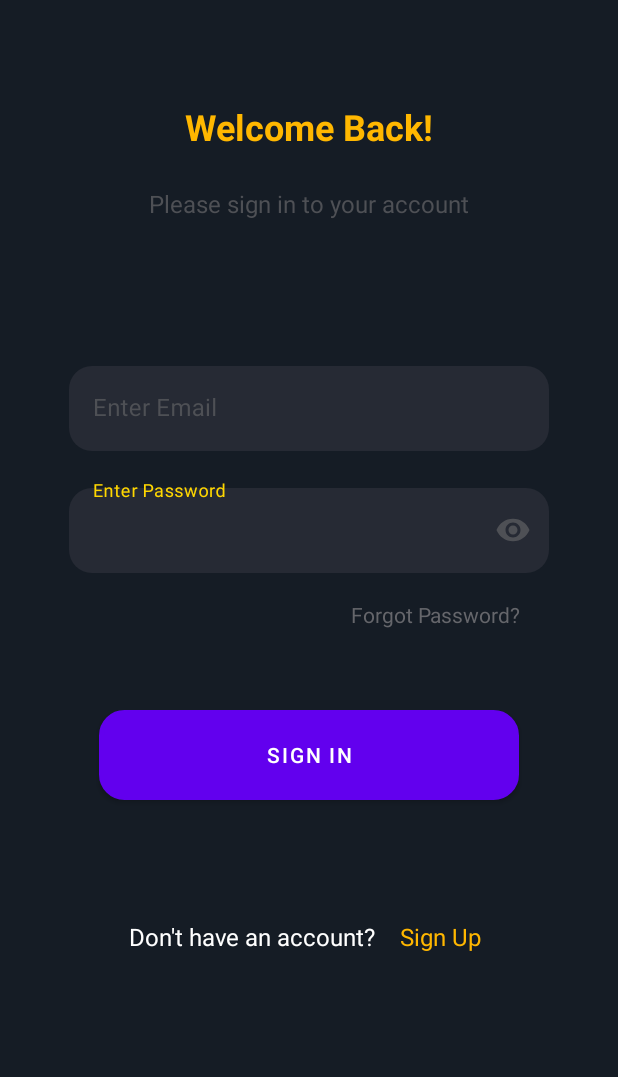
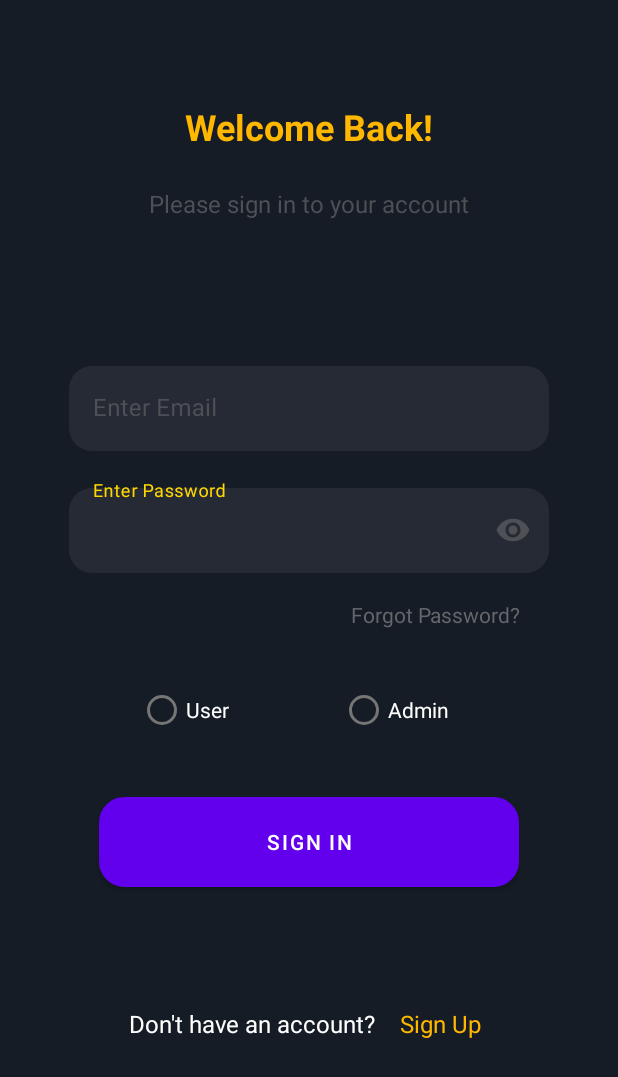
Before and after one commit to UnFameeee/Android-Movie-Application-FinalExam, an Android app: the LoginActivity screen opened directly, with no data from a screen before it, on a phone screen of 412 x 824 dp. Shown: the top 1077 px of the screen. Run offline under Robolectric (Android 15) with nearby library versions, the light colour scheme and no system bars; our stand-ins replace Firebase (no records; nobody signed in at launch, a user with empty details on screens opened directly); Roboto replaces fonts that are not available here.

Commit message:
push sau khi báo cáo
push sau khi báo cáo

```diff
--- a/Movie-Application/app/src/main/java/com/android/movie_application/ui/LoginActivity.java
+++ b/Movie-Application/app/src/main/java/com/android/movie_application/ui/LoginActivity.java
@@ -2,9 +2,11 @@ package com.android.movie_application.ui;
 
 import android.content.Intent;
 import android.os.Bundle;
+import android.util.Log;
 import android.util.Patterns;
 import android.view.View;
 import android.widget.EditText;
+import android.widget.RadioButton;
 import android.widget.Toast;
 
 import androidx.annotation.NonNull;
@@ -21,6 +23,7 @@ public class LoginActivity extends AppCompatActivity
 
     private EditText editTextLogin, editTextPass;
     private FirebaseAuth mAuth;
+    private RadioButton radioButtonAdmin, radioButtonUser;
     @Override
     protected void onCreate(Bundle savedInstanceState)
     {
@@ -30,6 +33,8 @@ public class LoginActivity extends AppCompatActivity
         mAuth = FirebaseAuth.getInstance();
         editTextLogin = (EditText) findViewById(R.id.etEmail);
         editTextPass = (EditText) findViewById(R.id.etPassword);
+        radioButtonAdmin = (RadioButton) findViewById(R.id.radioButtonAdmin);
+        radioButtonUser = (RadioButton) findViewById(R.id.radioButtonUser);
     }
 
     public void onClickRegister(View view)
@@ -40,9 +45,23 @@ public class LoginActivity extends AppCompatActivity
 
     public void login(View view)
     {
-        String email,pass;
+        String email,pass,role;
         email = editTextLogin.getText().toString().trim();
         pass = editTextPass.getText().toString().trim();
+        if (radioButtonUser.isChecked())
+        {
+            role = "user";
+        }
+        else if (radioButtonAdmin.isChecked())
+        {
+            role = "admin";
+        }
+        else
+        {
+            Toast.makeText(LoginActivity.this,"Role is empty",Toast.LENGTH_SHORT).show();
+            return;
+        }
+
         if (email.isEmpty())
         {
             editTextLogin.setError("Email is required!");
@@ -71,6 +90,7 @@ public class LoginActivity extends AppCompatActivity
 
                     Intent intent = new Intent(LoginActivity.this, MainActivity.class);
                     intent.putExtra("account",email);
+                    intent.putExtra("role",role);
                     startActivity(intent);
                 }
                 else
--- a/Movie-Application/app/src/main/java/com/android/movie_application/ui/RegisterActivity.java
+++ b/Movie-Application/app/src/main/java/com/android/movie_application/ui/RegisterActivity.java
@@ -108,7 +108,8 @@ public class RegisterActivity extends AppCompatActivity
                 if (task.isSuccessful())
                 {
                     String image = "https://firebasestorage.googleapis.com/v0/b/movie-app-270d9.appspot.com/o/user-photo%2Ffd14a484f8e558209f0c2a94bc36b855.png?alt=media&token=52b0f983-95ee-47f9-a65f-246006b99850";
-                    User user = new User(email, username, fname,lname,pass,image);
+                    String role = "user";
+                    User user = new User(email, username, fname,lname,pass,image,role);
                     FirebaseDatabase.getInstance().getReference("Users")
                     .child(FirebaseAuth.getInstance().getCurrentUser().getUid())
                             .setValue(user).addOnCompleteListener(new OnCompleteListener<Void>()
--- a/Movie-Application/app/src/main/res/layout/login_activity.xml
+++ b/Movie-Application/app/src/main/res/layout/login_activity.xml
@@ -9,6 +9,20 @@
     android:paddingLeft="32dp"
     android:paddingRight="32dp"
     tools:context=".ui.LoginActivity">
+
+    <RadioButton
+        android:id="@+id/radioButtonAdmin"
+        android:layout_width="wrap_content"
+        android:layout_height="wrap_content"
+        android:layout_marginStart="74dp"
+        android:layout_marginTop="24dp"
+        android:layout_marginEnd="83dp"
+        android:text="Admin"
+        android:textColor="@color/white"
+        app:layout_constraintEnd_toEndOf="parent"
+        app:layout_constraintHorizontal_bias="0.0"
+        app:layout_constraintStart_toEndOf="@+id/radioButtonUser"
+        app:layout_constraintTop_toBottomOf="@+id/textView" />
 
     <TextView
         android:id="@+id/textView3"
@@ -42,7 +56,7 @@
         android:id="@+id/btnLogin"
         android:layout_width="280dp"
         android:layout_height="60dp"
-        android:layout_marginTop="48dp"
+        android:layout_marginTop="34dp"
         android:background="@drawable/button_login_layout"
         android:backgroundTint="#FFB700"
         android:onClick="login"
@@ -50,7 +64,7 @@
         android:textColor="@color/white"
         app:layout_constraintEnd_toEndOf="parent"
         app:layout_constraintStart_toStartOf="parent"
-        app:layout_constraintTop_toBottomOf="@+id/textView" />
+        app:layout_constraintTop_toBottomOf="@+id/radioButtonUser" />
 
     <TextView
         android:id="@+id/textView5"
@@ -90,8 +104,7 @@
             android:hint="@string/enter_password"
             android:inputType="textPassword"
             android:textColor="#FFFFFF"
-            android:textCursorDrawable="@drawable/color_cursor"
-            />
+            android:textCursorDrawable="@drawable/color_cursor" />
     </com.google.android.material.textfield.TextInputLayout>
 
     <TextView
@@ -131,9 +144,8 @@
             android:background="@drawable/edittext_border"
             android:hint="Enter Email"
             android:textColor="#FFFFFF"
-            app:hintTextColor="#FFFFFF"
             android:textCursorDrawable="@drawable/color_cursor"
-            />
+            app:hintTextColor="#FFFFFF" />
 
     </com.google.android.material.textfield.TextInputLayout>
 
@@ -148,4 +160,15 @@
         app:layout_constraintEnd_toEndOf="parent"
         app:layout_constraintStart_toStartOf="parent"
         app:layout_constraintTop_toBottomOf="@+id/textView5" />
+
+    <RadioButton
+        android:id="@+id/radioButtonUser"
+        android:layout_width="wrap_content"
+        android:layout_height="wrap_content"
+        android:layout_marginStart="60dp"
+        android:layout_marginTop="24dp"
+        android:text="User"
+        android:textColor="@color/white"
+        app:layout_constraintStart_toStartOf="parent"
+        app:layout_constraintTop_toBottomOf="@+id/textView" />
 </androidx.constraintlayout.widget.ConstraintLayout>
```
Also changed, not shown: Movie-Application/app/src/main/java/com/android/movie_application/fragment/SettingFragment.java (+31 -0 lines), Movie-Application/app/src/main/java/com/android/movie_application/models/User.java (+11 -2 lines), Movie-Application/app/src/main/java/com/android/movie_application/ui/MainActivity.java (+7 -2 lines), Movie-Application/app/src/main/res/layout/fragment_setting.xml (+12 -0 lines).
